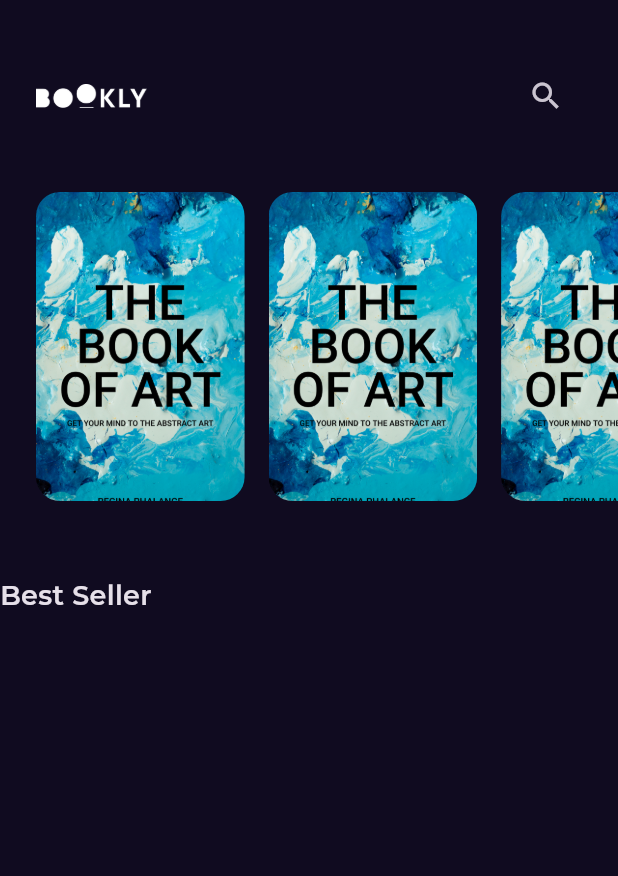
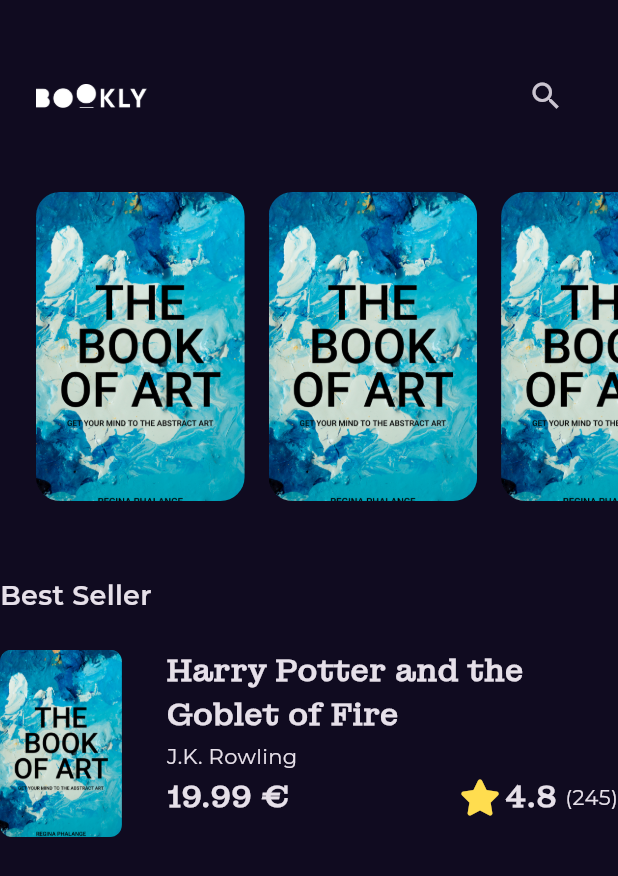
Before and after one commit to Asem130/Bookly, a Flutter app: the screen it shows after launch, on a phone screen of 412 x 824 dp. Shown: the top 876 px of the screen. Run offline on Flutter 3.47's test engine with Material 3 defaults, Android fonts, the phone set to English and light mode, and no system bars; our stand-ins replace font_awesome_flutter, get, google_fonts.

Commit message:
create best seller item

```diff
--- /dev/null
+++ b/lib/Features/home/presentaion/views/widgets/best_seller_list_view_item.dart
@@ -0,0 +1,71 @@
+import 'package:bookly/Features/home/presentaion/views/widgets/rating_book.dart';
+import 'package:bookly/core/utils/assets.dart';
+import 'package:bookly/core/utils/styles.dart';
+import 'package:flutter/material.dart';
+import 'package:font_awesome_flutter/font_awesome_flutter.dart';
+
+class BestSellerListViewItem extends StatelessWidget {
+  const BestSellerListViewItem({super.key});
+
+  @override
+  Widget build(BuildContext context) {
+    return Row(
+      crossAxisAlignment: CrossAxisAlignment.start,
+      children: [
+        SizedBox(
+          height: 125,
+          child: AspectRatio(
+            aspectRatio: 2.6 / 4,
+            child: Container(
+              decoration: BoxDecoration(
+                borderRadius: BorderRadius.circular(8),
+                image: const DecorationImage(
+                    fit: BoxFit.cover,
+                    image: AssetImage(AssetesData.testImage)),
+              ),
+            ),
+          ),
+        ),
+        const SizedBox(
+          width: 30,
+        ),
+        Expanded(
+          child: Column(
+            crossAxisAlignment: CrossAxisAlignment.start,
+            children: [
+              SizedBox(
+                width: MediaQuery.of(context).size.width * 0.6,
+                child: const Text(
+                  'Harry Potter and the Goblet of Fire',
+                  style: Styles.textStyle20,
+                  overflow: TextOverflow.ellipsis,
+                  maxLines: 2,
+                ),
+              ),
+              const SizedBox(
+                height: 3,
+              ),
+              const Text(
+                'J.K. Rowling',
+                style: Styles.textStyle14,
+              ),
+              const SizedBox(
+                height: 3,
+              ),
+              const Row(
+                children: [
+                  Text(
+                    '19.99 €',
+                    style: Styles.textStyle20,
+                  ),
+                  Spacer(),
+                  RatingBook(),
+                ],
+              )
+            ],
+          ),
+        ),
+      ],
+    );
+  }
+}
--- a/lib/Features/home/presentaion/views/widgets/home_view_body.dart
+++ b/lib/Features/home/presentaion/views/widgets/home_view_body.dart
@@ -1,6 +1,9 @@
 import 'package:bookly/Features/home/presentaion/views/widgets/app_bar.dart';
+import 'package:bookly/Features/home/presentaion/views/widgets/best_seller_list_view_item.dart';
 import 'package:bookly/Features/home/presentaion/views/widgets/main_list_view.dart';
+import 'package:bookly/core/utils/assets.dart';
 import 'package:bookly/core/utils/styles.dart';
+import 'package:flutter/cupertino.dart';
 
 import 'package:flutter/material.dart';
 import 'package:flutter/widgets.dart';
@@ -19,6 +22,10 @@ class HomeViewBody extends StatelessWidget {
           height: 50,
         ),
         Text('Best Seller', style: Styles.textStyle18),
+        SizedBox(
+          height: 23,
+        ),
+        BestSellerListViewItem(),
       ],
     );
   }
--- /dev/null
+++ b/lib/Features/home/presentaion/views/widgets/rating_book.dart
@@ -0,0 +1,33 @@
+import 'package:bookly/core/utils/styles.dart';
+import 'package:flutter/material.dart';
+import 'package:font_awesome_flutter/font_awesome_flutter.dart';
+
+class RatingBook extends StatelessWidget {
+  const RatingBook({super.key});
+
+  @override
+  Widget build(BuildContext context) {
+    return const Row(
+      children: [
+        Icon(
+          FontAwesomeIcons.solidStar,
+          color: Color(0xffFFDD4F),
+        ),
+        SizedBox(
+          width: 6.3,
+        ),
+        Text(
+          '4.8',
+          style: Styles.textStyle20,
+        ),
+        SizedBox(
+          width: 5.3,
+        ),
+        Text(
+          '(245)',
+          style: Styles.textStyle14,
+        ),
+      ],
+    );
+  }
+}
--- a/lib/core/utils/styles.dart
+++ b/lib/core/utils/styles.dart
@@ -5,7 +5,7 @@ abstract class Styles {
   static const textStyle20 = TextStyle(
     fontSize: 20,
     fontWeight: FontWeight.w600,
-    fontFamily: 'Montagu Slab',
+    fontFamily: kMontaguSlab,
   );
   static const textStyle18 = TextStyle(
     fontSize: 18,
```
